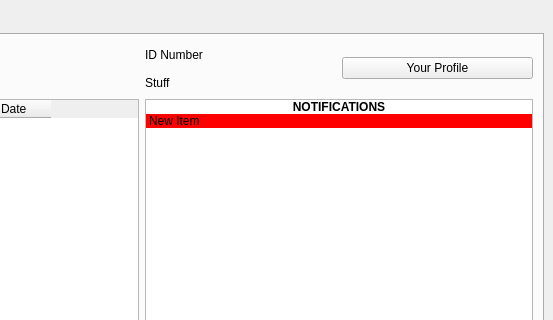
Old version of the form Home.ui in the repository CDDDJ-A-2015/Project; both pictures show x 270 to 823 and y 0 to 320 of the 823 by 546 pixel window.
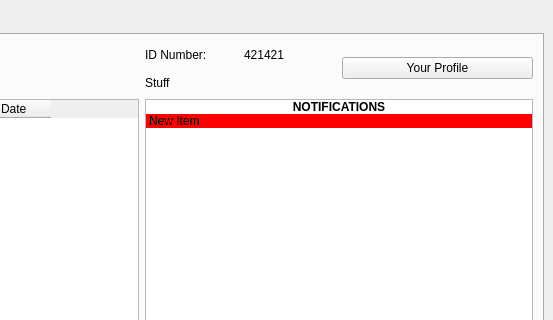
New version of the form.

The edit to the form file:
```diff
--- a/Home.ui
+++ b/Home.ui
@@ -111,11 +111,22 @@
           <item>
            <layout class="QVBoxLayout" name="verticalLayout_4">
             <item>
-             <widget class="QLabel" name="label">
+             <layout class="QHBoxLayout" name="horizontalLayout_5">
+              <item>
+               <widget class="QLabel" name="lDispID">
               <property name="text">
-               <string>ID Number</string>
-              </property>
-             </widget>
+                 <string>ID Number:</string>
+                </property>
+               </widget>
+              </item>
+              <item>
+               <widget class="QLabel" name="lID">
+                <property name="text">
+                 <string>421421</string>
+                </property>
+               </widget>
+              </item>
+             </layout>
             </item>
             <item>
              <widget class="QLabel" name="label_2">
```
Left out of the diff: 6 changed lines with no effect on the pictures. Lines whose indentation alone changed are shown as unchanged.
